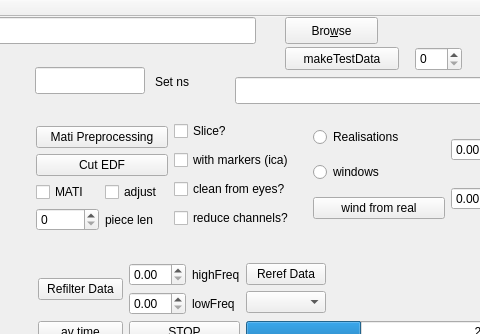
This is mainwindow.ui in ArtfulVampire/SecondGUIrepo as Qt 5 draws it before an edit; both pictures show x 265 to 745 and y 0 to 334 of the 1207 by 890 pixel window. The edited form follows.
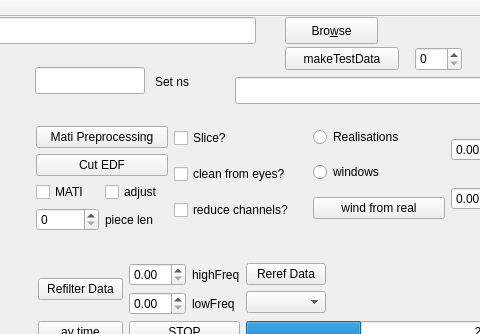
This is the edited form.

What changed in the file:
```diff
--- a/mainwindow.ui
+++ b/mainwindow.ui
@@ -347,13 +347,6 @@
          </property>
         </widget>
        </item>
-       <item>
-        <widget class="QCheckBox" name="sliceWithMarkersCheckBox">
-         <property name="text">
-          <string>with markers (ica)</string>
-         </property>
-        </widget>
-       </item>
        <item>
         <widget class="QCheckBox" name="eyesCleanCheckBox">
          <property name="text">
```
